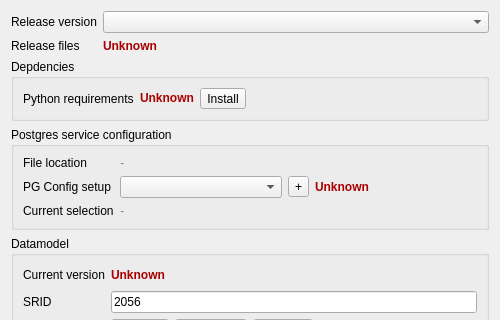
Above: qgepplugin/ui/qgepdatamodeldialog.ui from QGEP/qgepplugin before the change; both pictures show x 0 to 500 and y 0 to 320 of the 500 by 466 pixel window. Below: the same form after it.
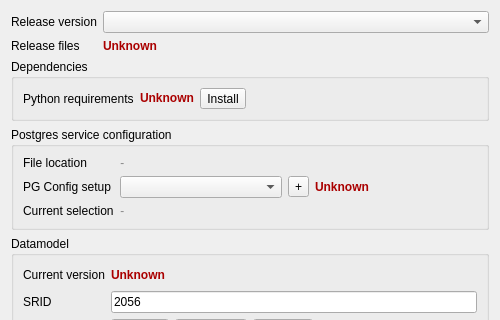
That is the form after the change.

Patch:
```diff
--- a/qgepplugin/ui/qgepdatamodeldialog.ui
+++ b/qgepplugin/ui/qgepdatamodeldialog.ui
@@ -27,7 +27,7 @@
    <item row="2" column="0" colspan="2">
     <widget class="QGroupBox" name="groupBox">
      <property name="title">
-      <string>Depdencies</string>
+      <string>Dependencies</string>
      </property>
      <layout class="QFormLayout" name="formLayout">
       <item row="0" column="1">
```
